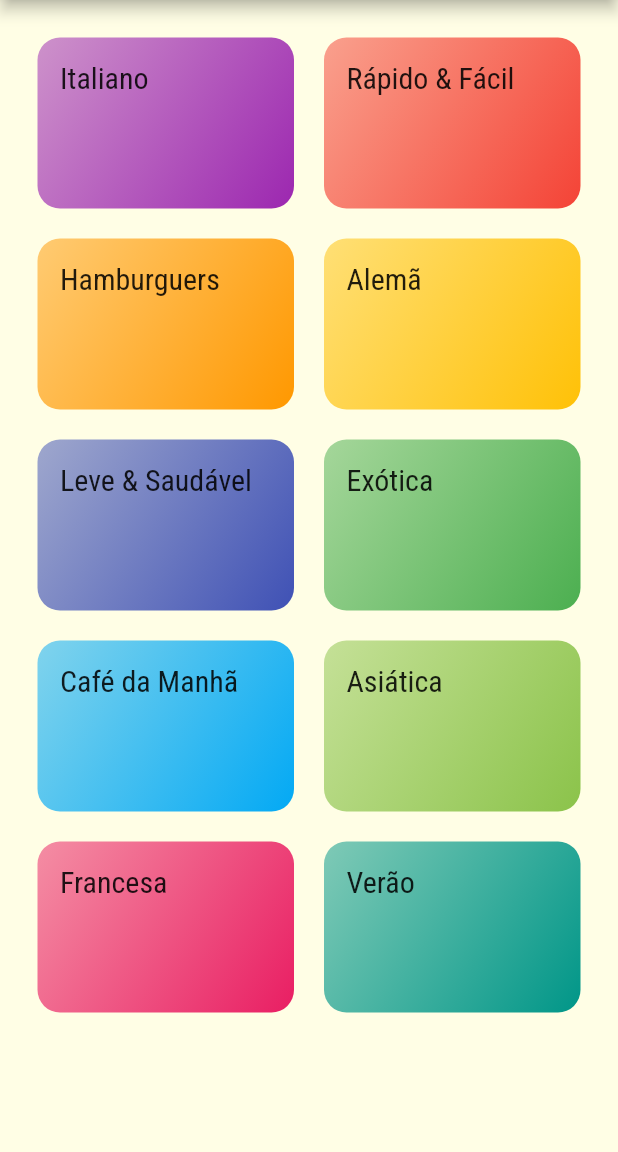
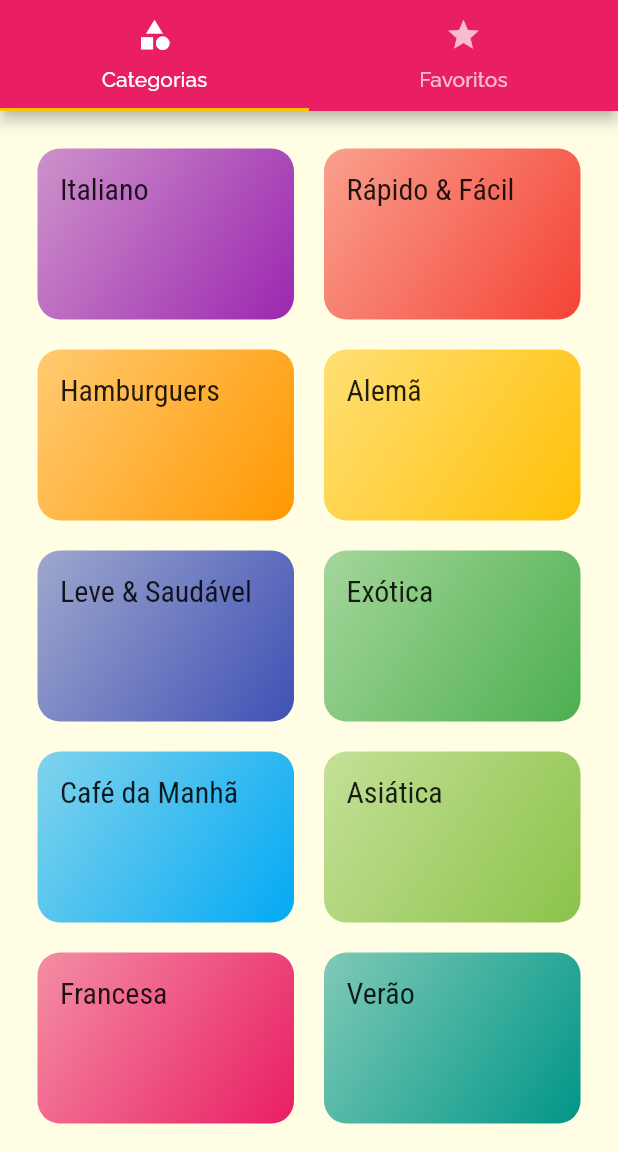
Before and after one commit to leonardogm85/flutter-meals, a Flutter app: the screen it shows after launch, on a phone screen of 412 x 824 dp, the part 84-1236 px from its top. Run offline on Flutter 3.47's test engine with Material 2 defaults, Android fonts, the phone set to English and light mode, and no system bars.

Commit message:
Adicionando TabBar na AppBar

```diff
--- a/lib/main.dart
+++ b/lib/main.dart
@@ -2,6 +2,7 @@ import 'package:flutter/material.dart';
 import 'package:meals/screens/categories_meals_screen.dart';
 import 'package:meals/screens/categories_screen.dart';
 import 'package:meals/screens/meal_detail_screen.dart';
+import 'package:meals/screens/tabs_screen.dart';
 import 'package:meals/utils/app_routes.dart';
 
 void main() => runApp(const MyApp());
@@ -29,7 +30,7 @@ class MyApp extends StatelessWidget {
             ),
       ),
       routes: {
-        AppRoutes.home: (_) => const CategoriesScreen(),
+        AppRoutes.home: (_) => const TabsScreen(),
         AppRoutes.categoriesMeals: (_) => const CategoriesMealsScreen(),
         AppRoutes.mealDetail: (_) => const MealDetailScreen(),
       },
--- a/lib/screens/categories_screen.dart
+++ b/lib/screens/categories_screen.dart
@@ -7,11 +7,7 @@ class CategoriesScreen extends StatelessWidget {
 
   @override
   Widget build(BuildContext context) {
-    return Scaffold(
-      appBar: AppBar(
-        title: const Text('Vamos Cozinhar?'),
-      ),
-      body: GridView(
+    return GridView(
       padding: const EdgeInsets.all(25),
       gridDelegate: const SliverGridDelegateWithMaxCrossAxisExtent(
         maxCrossAxisExtent: 200,
@@ -19,12 +15,13 @@ class CategoriesScreen extends StatelessWidget {
         crossAxisSpacing: 20,
         mainAxisSpacing: 20,
       ),
-        children: dummyCategories.map((category) {
+      children: dummyCategories.map(
+        (category) {
           return CategoryItem(
             category: category,
           );
-        }).toList(),
-      ),
+        },
+      ).toList(),
     );
   }
 }
--- /dev/null
+++ b/lib/screens/favorite_screen.dart
@@ -0,0 +1,12 @@
+import 'package:flutter/material.dart';
+
+class FavoriteScreen extends StatelessWidget {
+  const FavoriteScreen({Key? key}) : super(key: key);
+
+  @override
+  Widget build(BuildContext context) {
+    return const Center(
+      child: Text('Minhas Refeições Favoritas!'),
+    );
+  }
+}
--- /dev/null
+++ b/lib/screens/tabs_screen.dart
@@ -0,0 +1,37 @@
+import 'package:flutter/material.dart';
+import 'package:meals/screens/categories_screen.dart';
+import 'package:meals/screens/favorite_screen.dart';
+
+class TabsScreen extends StatelessWidget {
+  const TabsScreen({Key? key}) : super(key: key);
+
+  @override
+  Widget build(BuildContext context) {
+    return DefaultTabController(
+      length: 2,
+      child: Scaffold(
+        appBar: AppBar(
+          title: const Text('Vamos Cozinhar?'),
+          bottom: const TabBar(
+            tabs: [
+              Tab(
+                icon: Icon(Icons.category),
+                text: 'Categorias',
+              ),
+              Tab(
+                icon: Icon(Icons.star),
+                text: 'Favoritos',
+              ),
+            ],
+          ),
+        ),
+        body: const TabBarView(
+          children: [
+            CategoriesScreen(),
+            FavoriteScreen(),
+          ],
+        ),
+      ),
+    );
+  }
+}
```
Lines whose indentation alone changed are shown as unchanged.
